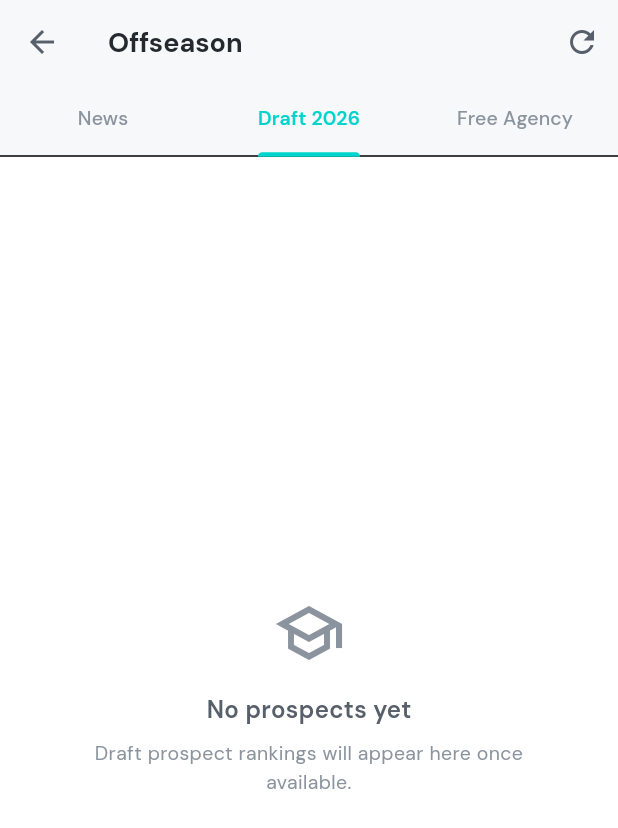
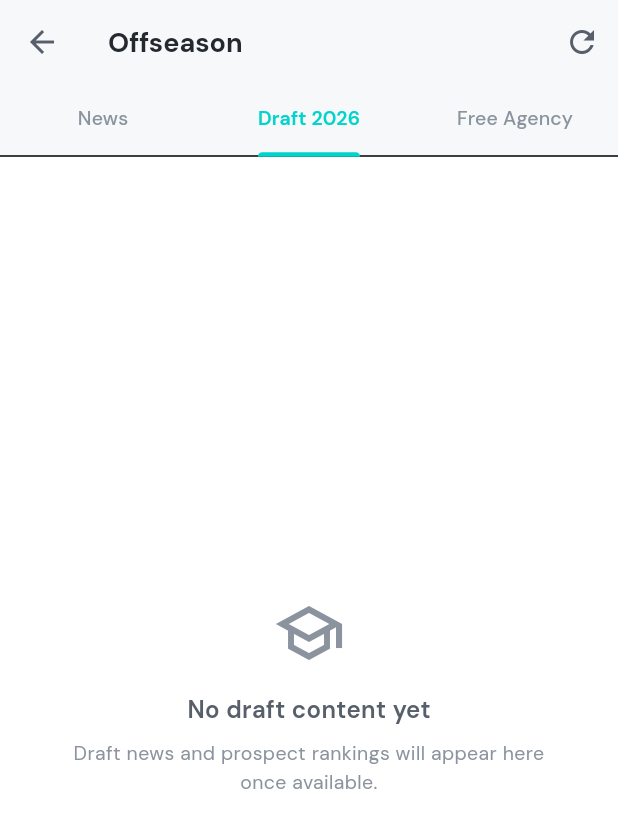
Before and after one commit to sandythomas1/Basketball_Prediction, a Flutter app: the OffseasonHubScreen screen opened directly, tab 2 chosen, after a tap on the "refresh" icon, on a phone screen of 412 x 824 dp. Shown: the top 828 px of the screen. Run offline on Flutter 3.47's test engine with Material 3 defaults, Android fonts, the phone set to English and light mode, and no system bars; our stand-ins replace cached_network_image, cloud_functions, firebase_analytics, firebase_auth, firebase_core, firebase_crashlytics and 13 more; missing offline and left inert: firebase_app_check, purchases_flutter; accounts and stored records are empty; generated files the repository leaves out were written again; network calls fail.

Commit message:
offseason news tab

```diff
--- a/app/lib/Providers/api_service.dart
+++ b/app/lib/Providers/api_service.dart
@@ -254,6 +254,21 @@ class ApiService {
     return _fetchGet(url, 'Draft Prospects');
   }
 
+  /// Fetch draft news by filtering the offseason news feed client-side.
+  /// Falls back gracefully if no articles match draft-related keywords.
+  Future<Map<String, dynamic>?> fetchDraftNews() async {
+    const keywords = ['draft', 'prospect', 'combine', 'lottery', 'flagg', 'bailey', 'harper'];
+    final url = '$fastApiBaseUrl/nba/offseason/news';
+    final data = await _fetchGet(url, 'Draft News');
+    if (data == null) return null;
+    final articles = (data['news'] as List? ?? []);
+    final filtered = articles.where((a) {
+      final text = '${a['headline'] ?? ''} ${a['description'] ?? ''}'.toLowerCase();
+      return keywords.any((kw) => text.contains(kw));
+    }).toList();
+    return {'news': filtered};
+  }
+
   /// Fetch free agents
   Future<Map<String, dynamic>?> fetchFreeAgents() async {
     final url = '$fastApiBaseUrl/nba/offseason/free-agents';
--- a/app/lib/Screens/offseason_hub_screen.dart
+++ b/app/lib/Screens/offseason_hub_screen.dart
@@ -21,6 +21,9 @@ class _OffseasonHubScreenState extends ConsumerState<OffseasonHubScreen>
 
   bool _isLoadingDraft = true;
   List<dynamic> _prospects = [];
+
+  bool _isLoadingDraftNews = true;
+  List<dynamic> _draftNews = [];
 
   bool _isLoadingFA = true;
   List<dynamic> _freeAgents = [];
@@ -55,6 +58,15 @@ class _OffseasonHubScreenState extends ConsumerState<OffseasonHubScreen>
         setState(() {
           _prospects = data?['prospects'] ?? [];
           _isLoadingDraft = false;
+        });
+      }
+    });
+
+    api.fetchDraftNews().then((data) {
+      if (mounted) {
+        setState(() {
+          _draftNews = data?['news'] ?? [];
+          _isLoadingDraftNews = false;
         });
       }
     });
@@ -98,6 +110,7 @@ class _OffseasonHubScreenState extends ConsumerState<OffseasonHubScreen>
             onPressed: () {
               setState(() {
                 _isLoadingNews = true;
+                _isLoadingDraftNews = true;
                 _isLoadingDraft = true;
                 _isLoadingFA = true;
               });
@@ -161,24 +174,92 @@ class _OffseasonHubScreenState extends ConsumerState<OffseasonHubScreen>
   // ── Draft Tab ────────────────────────────────────────────────────────────────
 
   Widget _buildDraftTab() {
-    if (_isLoadingDraft) {
+    if (_isLoadingDraftNews && _isLoadingDraft) {
       return Center(child: CircularProgressIndicator(color: AppColors.accentOrange));
     }
-    if (_prospects.isEmpty) {
+
+    if (!_isLoadingDraftNews && _draftNews.isEmpty &&
+        !_isLoadingDraft && _prospects.isEmpty) {
       return _buildEmptyState(
         icon: Icons.school_outlined,
-        title: 'No prospects yet',
-        description: 'Draft prospect rankings will appear here once available.',
+        title: 'No draft content yet',
+        description: 'Draft news and prospect rankings will appear here once available.',
       );
     }
 
-    return ListView.builder(
-      padding: const EdgeInsets.all(16),
-      itemCount: _prospects.length,
-      itemBuilder: (context, index) {
-        final prospect = _prospects[index];
-        return _DraftCard(rank: index + 1, prospect: prospect);
-      },
+    return CustomScrollView(
+      slivers: [
+        // ── Draft News section ───────────────────────────────────────────
+        if (_isLoadingDraftNews || _draftNews.isNotEmpty) ...[
+          SliverToBoxAdapter(
+            child: Padding(
+              padding: const EdgeInsets.fromLTRB(16, 16, 16, 8),
+              child: Text(
+                'Draft News',
+                style: GoogleFonts.dmSans(
+                  fontSize: 16,
+                  fontWeight: FontWeight.w700,
+                  color: context.textPrimary,
+                ),
+              ),
+            ),
+          ),
+          if (_isLoadingDraftNews)
+            SliverToBoxAdapter(
+              child: Padding(
+                padding: const EdgeInsets.symmetric(vertical: 24),
+                child: Center(child: CircularProgressIndicator(color: AppColors.accentOrange)),
+              ),
+            )
+          else
+            SliverPadding(
+              padding: const EdgeInsets.symmetric(horizontal: 16),
+              sliver: SliverList(
+                delegate: SliverChildBuilderDelegate(
+                  (context, index) {
+                    final article = _draftNews[index];
+                    return _NewsCard(article: article, onTap: () => _launchUrl(article['link']));
+                  },
+                  childCount: _draftNews.length,
+                ),
+              ),
+            ),
+        ],
+
+        // ── Prospect Rankings section ────────────────────────────────────
+        if (_isLoadingDraft || _prospects.isNotEmpty) ...[
+          SliverToBoxAdapter(
+            child: Padding(
+              padding: const EdgeInsets.fromLTRB(16, 20, 16, 8),
+              child: Text(
+                'Prospect Rankings',
+                style: GoogleFonts.dmSans(
+                  fontSize: 16,
+                  fontWeight: FontWeight.w700,
+                  color: context.textPrimary,
+                ),
+              ),
+            ),
+          ),
+          if (_isLoadingDraft)
+            SliverToBoxAdapter(
+              child: Padding(
+                padding: const EdgeInsets.symmetric(vertical: 24),
+                child: Center(child: CircularProgressIndicator(color: AppColors.accentOrange)),
+              ),
+            )
+          else
+            SliverPadding(
+              padding: const EdgeInsets.fromLTRB(16, 0, 16, 16),
+              sliver: SliverList(
+                delegate: SliverChildBuilderDelegate(
+                  (context, index) => _DraftCard(rank: index + 1, prospect: _prospects[index]),
+                  childCount: _prospects.length,
+                ),
+              ),
+            ),
+        ],
+      ],
     );
   }
 
```
Also changed, not shown: .claude/settings.local.json, 1 other file.
